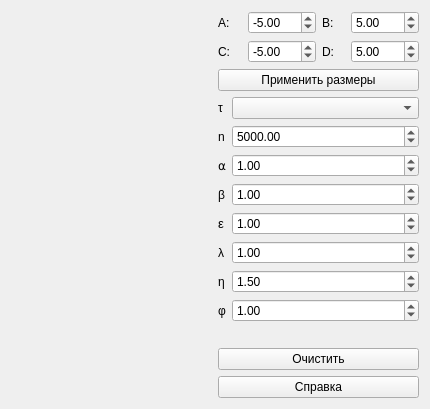
MAXbrainRUS/solving-system-ode, file mainwindow.ui: the form before one commit.
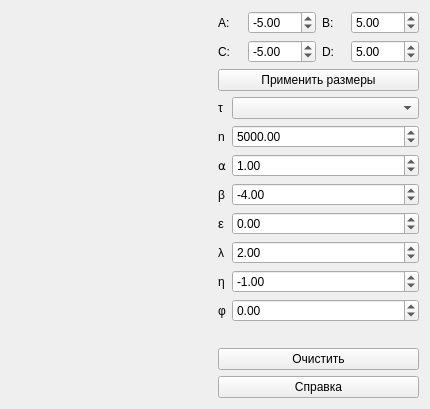
The form after the commit. Custom widgets are drawn as their Qt base class.

Commit message: Fixed bug: minimum value of eta was 0 Set the parameters so that the solution is the "center"

Diff of the .ui file:
```diff
--- a/mainwindow.ui
+++ b/mainwindow.ui
@@ -7,7 +7,7 @@
     <x>0</x>
     <y>0</y>
     <width>430</width>
-    <height>370</height>
+    <height>384</height>
    </rect>
   </property>
   <property name="windowTitle">
@@ -185,7 +185,7 @@
            <double>100.000000000000000</double>
           </property>
           <property name="value">
-           <double>1.000000000000000</double>
+           <double>-4.000000000000000</double>
           </property>
          </widget>
         </item>
@@ -205,7 +205,7 @@
            <double>100.000000000000000</double>
           </property>
           <property name="value">
-           <double>1.000000000000000</double>
+           <double>0.000000000000000</double>
           </property>
          </widget>
         </item>
@@ -225,7 +225,7 @@
            <double>100.000000000000000</double>
           </property>
           <property name="value">
-           <double>1.000000000000000</double>
+           <double>2.000000000000000</double>
           </property>
          </widget>
         </item>
@@ -245,7 +245,7 @@
            <double>100.000000000000000</double>
           </property>
           <property name="value">
-           <double>1.000000000000000</double>
+           <double>0.000000000000000</double>
           </property>
          </widget>
         </item>
@@ -258,8 +258,14 @@
         </item>
         <item row="6" column="1">
          <widget class="QDoubleSpinBox" name="etaDoubleSpinBox">
+          <property name="minimum">
+           <double>-100.000000000000000</double>
+          </property>
+          <property name="maximum">
+           <double>100.000000000000000</double>
+          </property>
           <property name="value">
-           <double>1.500000000000000</double>
+           <double>-1.000000000000000</double>
           </property>
          </widget>
         </item>
```
